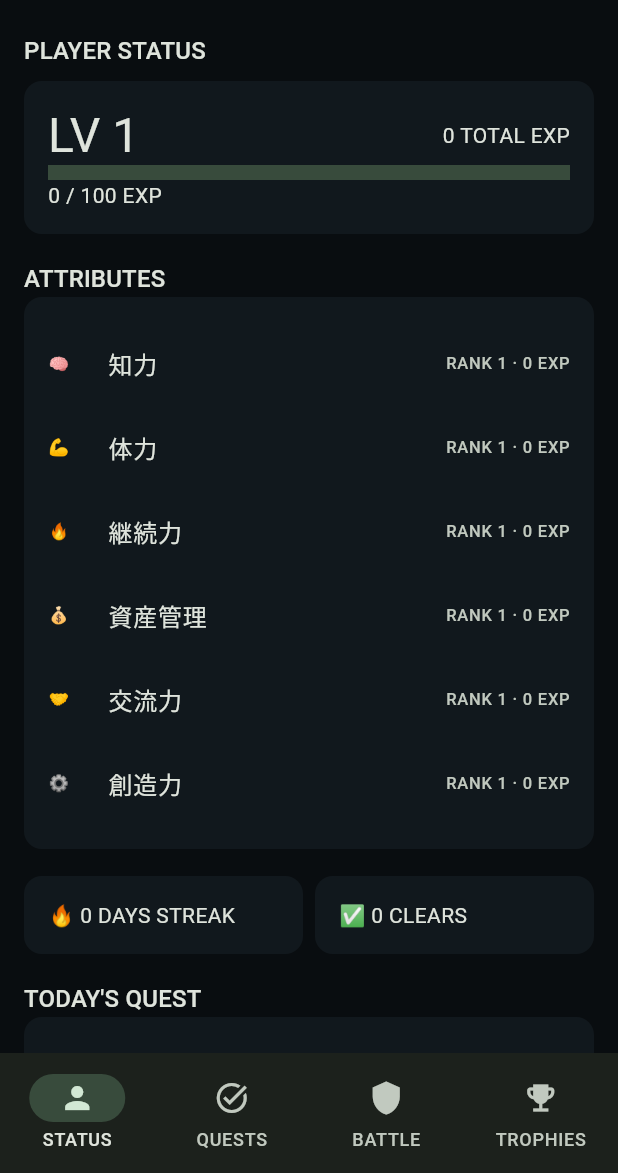
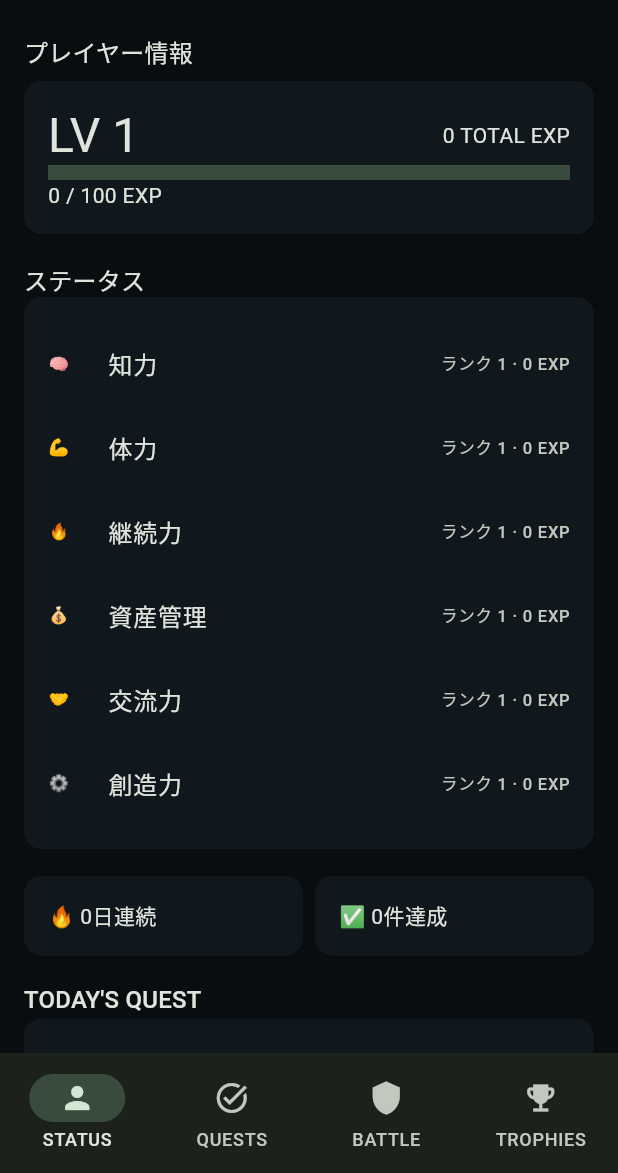
Before and after one commit to mackywild/Level-Me, a Flutter app: the screen it shows after launch, on a phone screen of 412 x 824 dp, the part 63-1236 px from its top. Run offline on Flutter 3.47's test engine with Material 3 defaults, Android fonts, the phone set to English and light mode, and no system bars.

Commit message:
localize: natural Japanese labels for lib/screens/home_screen.dart

```diff
--- a/lib/screens/home_screen.dart
+++ b/lib/screens/home_screen.dart
@@ -10,7 +10,7 @@ class HomeScreen extends StatelessWidget{
   final state=controller.state,progress=LevelCalculator.fromTotalExp(state.totalExp);
   final quests=state.quests.where((q)=>!q.isCompleted).take(4);
   return ListView(padding:const EdgeInsets.fromLTRB(16,8,16,120),children:[
-   Text('PLAYER STATUS',style:Theme.of(context).textTheme.titleMedium),
+   Text('プレイヤー情報',style:Theme.of(context).textTheme.titleMedium),
    const SizedBox(height:8),
    Panel(child:Column(crossAxisAlignment:CrossAxisAlignment.start,children:[
     Row(children:[Text('LV ${progress.level}',style:Theme.of(context).textTheme.headlineLarge),const Spacer(),Text('${state.totalExp} TOTAL EXP')]),
@@ -18,34 +18,34 @@ class HomeScreen extends StatelessWidget{
     Text('${progress.expIntoLevel} / ${progress.expToNextLevel} EXP'),
    ])),
    const SizedBox(height:18),
-   Text('ATTRIBUTES',style:Theme.of(context).textTheme.titleMedium),
+   Text('ステータス',style:Theme.of(context).textTheme.titleMedium),
    Panel(child:Column(children:[
     for(final s in StatType.values)ListTile(
      contentPadding:EdgeInsets.zero,leading:Text(s.icon),title:Text(s.label),
-     trailing:Text('RANK ${LevelCalculator.statRankFromExp(state.stats[s]??0)} · ${state.stats[s]??0} EXP'))
+     trailing:Text('ランク ${LevelCalculator.statRankFromExp(state.stats[s]??0)} · ${state.stats[s]??0} EXP'))
    ])),
    const SizedBox(height:18),
    Row(children:[
-    Expanded(child:Panel(child:Text('🔥 ${controller.currentStreak} DAYS STREAK'))),
+    Expanded(child:Panel(child:Text('🔥 ${controller.currentStreak}日連続'))),
     const SizedBox(width:8),
-    Expanded(child:Panel(child:Text('✅ ${state.completionCount} CLEARS'))),
+    Expanded(child:Panel(child:Text('✅ ${state.completionCount}件達成'))),
    ]),
    const SizedBox(height:18),
    Text('TODAY\'S QUEST',style:Theme.of(context).textTheme.titleMedium),
    Panel(child:Column(children:[
     for(final q in quests)ListTile(title:Text(q.id=='starter-study'?'基本情報技術者の勉強をする':q.title),subtitle:Text(q.cadence.name.toUpperCase()),trailing:Text('+${q.totalExp} EXP')),
-    if(quests.isEmpty)const Text('ALL QUESTS CLEARED!'),
+    if(quests.isEmpty)const Text('すべてのクエストを達成しました！'),
    ])),
    const SizedBox(height:18),
-   Text('BOSS ENCOUNTER',style:Theme.of(context).textTheme.titleMedium),
+   Text('ボス戦',style:Theme.of(context).textTheme.titleMedium),
    Panel(child:Column(crossAxisAlignment:CrossAxisAlignment.start,children:[
     Text('🐉 ${state.boss.title}'),
     LinearProgressIndicator(value:state.boss.hp/state.boss.maxHp,color:Colors.redAccent),
     Text('HP ${state.boss.hp} / ${state.boss.maxHp}  ·  DEFEATS ${state.boss.defeats}'),
    ])),
    const SizedBox(height:18),
-   Text('RECENT ACHIEVEMENT',style:Theme.of(context).textTheme.titleMedium),
-   Panel(child:state.achievements.isEmpty?const Text('NO ACHIEVEMENT YET'):Text('🏆 ${state.achievements.first.title}')),
+   Text('最近の実績',style:Theme.of(context).textTheme.titleMedium),
+   Panel(child:state.achievements.isEmpty?const Text('実績はまだありません'):Text('🏆 ${state.achievements.first.title}')),
   ]);
  }
 }
```
